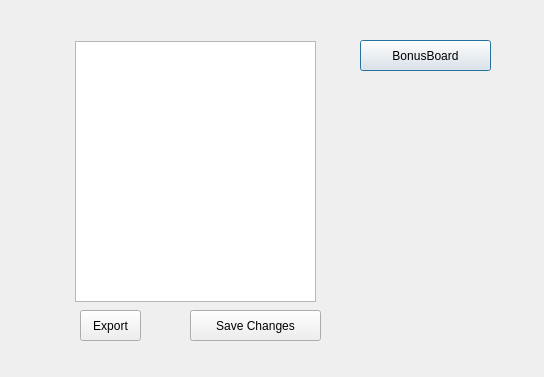
Old version of the form ui/7_Salaries/EmployeeListScreen.ui in the repository F1l14/Software-Engineering-2025.
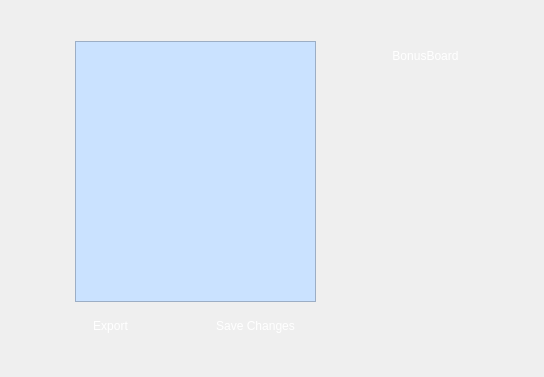
New version of the form.

What changed in the file:
```diff
--- a/ui/7_Salaries/EmployeeListScreen.ui
+++ b/ui/7_Salaries/EmployeeListScreen.ui
@@ -25,9 +25,19 @@
    <property name="cursor">
     <cursorShape>PointingHandCursor</cursorShape>
    </property>
+   <property name="styleSheet">
+    <string notr="true">background-color: rgb(58, 104, 255);
+color: rgb(255, 255, 255);</string>
+   </property>
    <property name="text">
     <string>BonusBoard</string>
    </property>
+   <property name="autoDefault">
+    <bool>false</bool>
+   </property>
+   <property name="flat">
+    <bool>true</bool>
+   </property>
   </widget>
   <widget class="QTableWidget" name="employeeSalaryList">
    <property name="geometry">
@@ -38,6 +48,9 @@
      <height>261</height>
     </rect>
    </property>
+   <property name="styleSheet">
+    <string notr="true">background-color: rgb(202, 226, 255);</string>
+   </property>
   </widget>
   <widget class="QPushButton" name="exportButton">
    <property name="geometry">
@@ -51,9 +64,19 @@
    <property name="cursor">
     <cursorShape>PointingHandCursor</cursorShape>
    </property>
+   <property name="styleSheet">
+    <string notr="true">color: rgb(255, 255, 255);
+background-color: rgb(0, 170, 0);</string>
+   </property>
    <property name="text">
     <string>Export</string>
    </property>
+   <property name="autoDefault">
+    <bool>false</bool>
+   </property>
+   <property name="flat">
+    <bool>true</bool>
+   </property>
   </widget>
   <widget class="QPushButton" name="editButton">
    <property name="geometry">
@@ -67,9 +90,19 @@
    <property name="cursor">
     <cursorShape>PointingHandCursor</cursorShape>
    </property>
+   <property name="styleSheet">
+    <string notr="true">color: rgb(255, 255, 255);
+background-color: rgb(0, 170, 0);</string>
+   </property>
    <property name="text">
     <string>Save Changes</string>
    </property>
+   <property name="autoDefault">
+    <bool>false</bool>
+   </property>
+   <property name="flat">
+    <bool>true</bool>
+   </property>
   </widget>
  </widget>
  <resources/>
```
